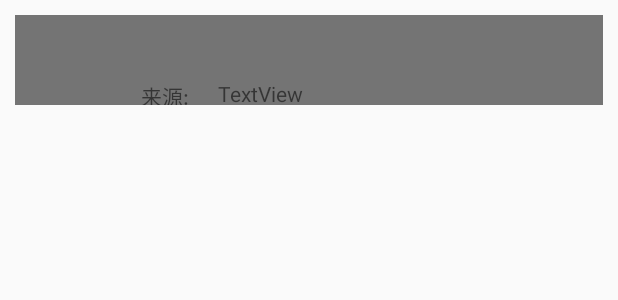
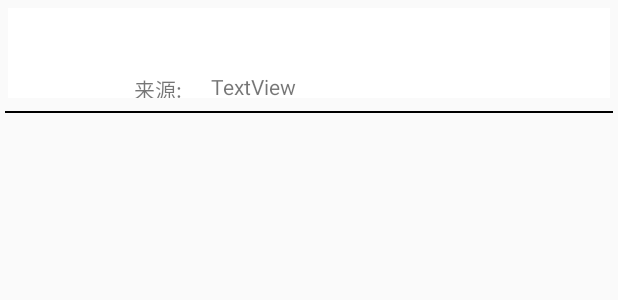
Before and after one commit to ym0305/NewsDemo, an Android app: the layout news_list.xml on its own in the app's theme, with its tools: preview values and no code run, on a phone screen of 412 x 824 dp. Shown: the top 300 px of the screen. Run offline under Robolectric (Android 15) with nearby library versions, the phone set to English and light mode, and no system bars.

Commit message:
add the divider

```diff
--- a/app/src/main/java/com/example/yamin/jsontest/adapter/NewsAdapter.java
+++ b/app/src/main/java/com/example/yamin/jsontest/adapter/NewsAdapter.java
@@ -42,6 +42,8 @@ public class NewsAdapter extends RecyclerView.Adapter<NewsAdapter.ViewHolder> {
 
         ImageView textIma;
 
+        View divider;
+
         public ViewHolder(View view){
             super(view);
 
@@ -50,6 +52,7 @@ public class NewsAdapter extends RecyclerView.Adapter<NewsAdapter.ViewHolder> {
             data = (TextView)view.findViewById(R.id.data);
             author = (TextView)view.findViewById(R.id.author);
             textIma = (ImageView)view.findViewById(R.id.image_View);
+            divider = (View)view.findViewById(R.id.divider);
         }
     }
 
@@ -97,6 +100,10 @@ public class NewsAdapter extends RecyclerView.Adapter<NewsAdapter.ViewHolder> {
 
         holder.data.setText(news.getData());
 
+        if (position == mNewsList.size() - 1 ){      //若是到达 RecyclerView 最后一项，则把分割线隐藏
+            holder.divider.setVisibility(View.GONE);
+        }
+
     }
 
     @Override
--- a/app/src/main/java/com/example/yamin/jsontest/aty/WebActivity.java
+++ b/app/src/main/java/com/example/yamin/jsontest/aty/WebActivity.java
@@ -1,12 +1,10 @@
 package com.example.yamin.jsontest.aty;
 
 import android.content.Intent;
-import android.os.Build;
 import android.support.v7.app.AppCompatActivity;
 import android.os.Bundle;
 import android.view.View;
-import android.webkit.WebChromeClient;
-import android.webkit.WebSettings;
+
 import android.webkit.WebView;
 import android.webkit.WebViewClient;
 import android.widget.Button;
@@ -15,7 +13,6 @@ import android.widget.TextView;
 
 import com.example.yamin.jsontest.R;
 
-import org.w3c.dom.Text;
 
 public class WebActivity extends AppCompatActivity {
 
--- a/app/src/main/res/drawable-v21/touch_bg.xml
+++ b/app/src/main/res/drawable-v21/touch_bg.xml
@@ -1,7 +1,7 @@
 <?xml version="1.0" encoding="utf-8"?>
 <ripple xmlns:android="http://schemas.android.com/apk/res/android"
     android:color="@color/colorPrimaryDark">
-    <item android:drawable="@color/bg"/>
+    <item android:drawable="@color/white"/>
 
 
 </ripple>
--- a/app/src/main/res/layout/news_list.xml
+++ b/app/src/main/res/layout/news_list.xml
@@ -1,11 +1,16 @@
 <?xml version="1.0" encoding="utf-8"?>
+<LinearLayout android:layout_width="match_parent"
+    android:layout_height="wrap_content"
+    android:orientation="vertical"
+
+    xmlns:android="http://schemas.android.com/apk/res/android">
     <android.support.constraint.ConstraintLayout xmlns:android="http://schemas.android.com/apk/res/android"
         xmlns:app="http://schemas.android.com/apk/res-auto"
         xmlns:tools="http://schemas.android.com/tools"
         android:layout_width="match_parent"
         android:layout_height="60dp"
         android:orientation="vertical"
-    android:layout_margin="10dp"
+        android:layout_margin="5dp"
         android:background="@drawable/touch_bg">
 
         <ImageView
@@ -16,7 +21,8 @@
             app:layout_constraintLeft_toLeftOf="parent"
             app:layout_constraintTop_toTopOf="parent"
             app:layout_constraintVertical_bias="0.0"
-        android:layout_marginLeft="8dp" />
+            android:layout_marginLeft="8dp"
+            android:layout_marginStart="8dp" />
 
 
         <TextView
@@ -35,7 +41,9 @@
             app:layout_constraintVertical_bias="0.0"
             app:layout_constraintLeft_toRightOf="@+id/image_View"
             android:layout_marginLeft="16dp"
-        android:layout_marginRight="8dp" />
+            android:layout_marginRight="8dp"
+            android:layout_marginStart="16dp"
+            android:layout_marginEnd="8dp" />
 
         <TextView
             android:id="@+id/data"
@@ -43,7 +51,7 @@
             android:layout_height="17dp"
             android:layout_marginEnd="8dp"
             android:layout_marginLeft="8dp"
-        android:layout_marginRight="16dp"
+            android:layout_marginRight="8dp"
             android:layout_marginStart="8dp"
             android:layout_marginTop="8dp"
             android:text=""
@@ -65,17 +73,26 @@
             android:layout_marginLeft="16dp"
             android:layout_marginRight="8dp"
             app:layout_constraintRight_toRightOf="parent"
-        app:layout_constraintHorizontal_bias="0.0" />
+            app:layout_constraintHorizontal_bias="0.0"
+            android:layout_marginStart="16dp"
+            android:layout_marginEnd="8dp" />
 
         <TextView
             android:id="@+id/author"
             android:layout_width="90dp"
             android:layout_height="17dp"
-        android:layout_marginBottom="0dp"
-        android:layout_marginLeft="0dp"
+            android:layout_marginLeft="19dp"
             android:layout_marginStart="19dp"
             android:text="TextView"
             app:layout_constraintBottom_toBottomOf="parent"
             app:layout_constraintLeft_toRightOf="@+id/textView" />
 
+
     </android.support.constraint.ConstraintLayout>
+    <View
+        android:id="@+id/divider"
+        android:layout_width="match_parent"
+        android:layout_height="1dp"
+        android:background="#000"
+        android:layout_margin="3dp"/>
+</LinearLayout>
--- a/app/src/main/res/values/colors.xml
+++ b/app/src/main/res/values/colors.xml
@@ -5,5 +5,4 @@
     <color name="colorAccent">#FF4081</color>
     <color name="white">#ffffff</color>
     <color name="black">#000000</color>
-    <color name="bg">#8000</color>
 </resources>
--- a/app/src/main/res/values/strings.xml
+++ b/app/src/main/res/values/strings.xml
@@ -1,3 +1,3 @@
 <resources>
-    <string name="app_name">JSONTest</string>
+    <string name="app_name">NewsDemo</string>
 </resources>
```
Lines whose indentation alone changed are shown as unchanged.
